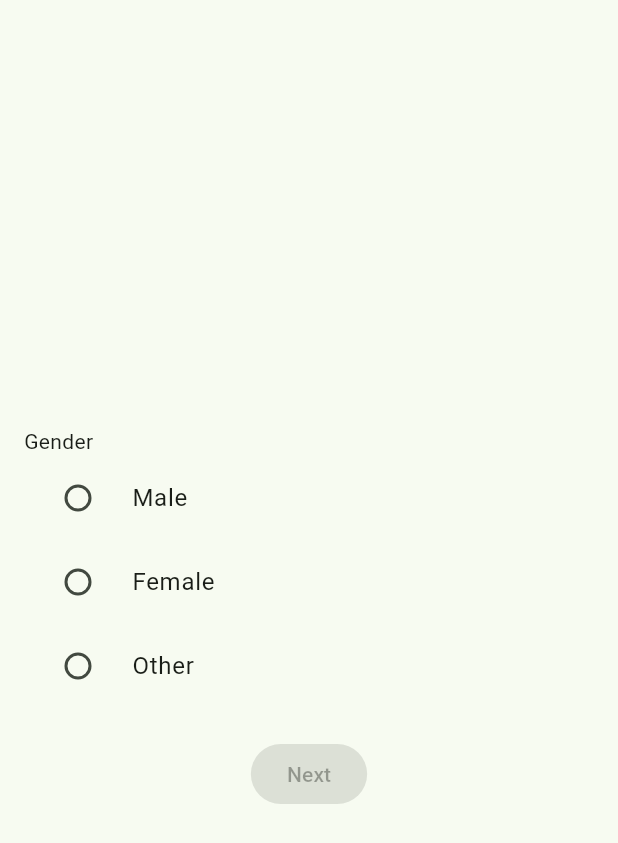
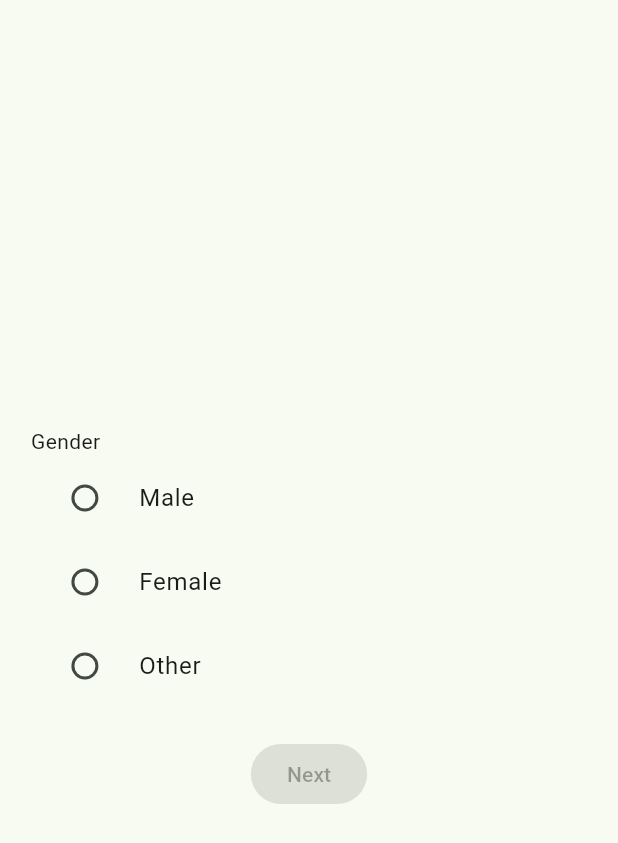
Before and after one commit to Pmunoz200/wellbeing_app, a Flutter app: the OnboardingScreen screen opened by its route, swiped to page 3, on a phone screen of 412 x 824 dp. Shown: the top 843 px of the screen. Run offline on Flutter 3.47's test engine with Material 3 defaults, Android fonts, the phone set to English and light mode, and no system bars; our stand-ins replace cloud_firestore, firebase_auth, firebase_core, fluttertoast, google_sign_in; accounts and stored records are empty.

Commit message:
Fix at the onboarding. Small changes on questions, modify padding to use relative width, add some missing comments.

```diff
--- a/lib/onboarding/onboarding.dart
+++ b/lib/onboarding/onboarding.dart
@@ -104,6 +104,7 @@ class _OnboardingScreenState extends State<OnboardingScreen> {
         'Weight Training',
         'Cardio',
         'Crossfit',
+        "Athlete",
         'Custom'
       ],
       allowMultipleSelections: true, // Allow multiple selections
@@ -111,20 +112,27 @@ class _OnboardingScreenState extends State<OnboardingScreen> {
 
     // Other
     OnboardingQuestion(
-      question:
-          'Other (Sports, Medical conditions, etc)',
+      question: 'Other (Sports, Medical conditions, etc)',
       inputType: TextInputType.text,
       isOptional: true,
     ),
   ];
 
-  Widget _buildQuestionPage(OnboardingQuestion question, int index) {
+  Widget _buildQuestionPage(
+      OnboardingQuestion question, int index, BuildContext context) {
+    // Get the width and height of the screen
+    double screenWidth = MediaQuery.of(context).size.width;
+    // Calculate padding based on screen dimensions
+    double horizontalPadding = screenWidth * 0.05; // 5% of screen width
+
     return Padding(
-      padding: const EdgeInsets.all(16.0),
+      // Use 10% of the total screen width for padding
+      padding: EdgeInsets.symmetric(horizontal: horizontalPadding),
       child: Column(
         mainAxisAlignment: MainAxisAlignment.center,
         children: [
-          // Choose between a text field or totle for the multiple selectable fields
+          // Use a text field in case the answer requires just an input.
+          // Uses corresponding keyboard.
           if ((question.inputType == TextInputType.text ||
                   question.inputType == TextInputType.number) &&
               question.options == null) ...[
@@ -166,7 +174,8 @@ class _OnboardingScreenState extends State<OnboardingScreen> {
                         });
                       },
                     );
-                  } else { // In the case a field is
+                  } else {
+                    // In the case a field is an open answer
                     if (option == 'Custom' || option == 'Other') {
                       return Column(
                         crossAxisAlignment: CrossAxisAlignment.start,
@@ -197,6 +206,7 @@ class _OnboardingScreenState extends State<OnboardingScreen> {
                         ],
                       );
                     } else {
+                      // Case for single fixed answe
                       return RadioListTile<String>(
                         title: Text(option),
                         value: option,
@@ -211,6 +221,7 @@ class _OnboardingScreenState extends State<OnboardingScreen> {
                     }
                   }
                 }),
+                // Custom option for text input, for question with multiple answers
                 if (question.allowMultipleSelections &&
                     question.options!.contains('Custom')) ...[
                   if (_multipleSelections[index].contains('Custom'))
@@ -342,7 +353,7 @@ class _OnboardingScreenState extends State<OnboardingScreen> {
         controller: _pageController,
         itemCount: _questions.length,
         itemBuilder: (context, index) {
-          return _buildQuestionPage(_questions[index], index);
+          return _buildQuestionPage(_questions[index], index, context);
         },
       ),
     );
```
